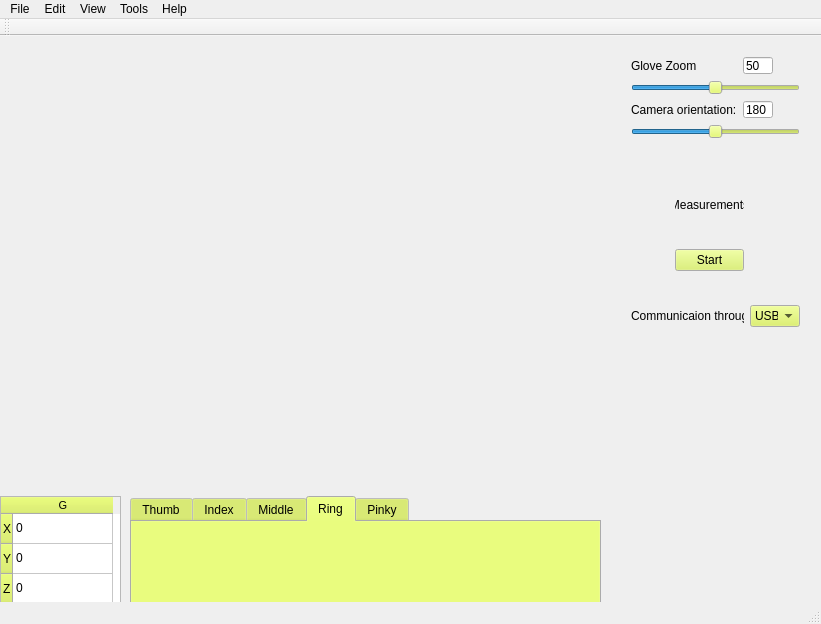
Before: the Qt Designer form Projekt/SensorGloveQt/mainwindow.ui in DubelSoftwareSolutions/SensorHand_DataVisualisation, drawn with Qt 5.
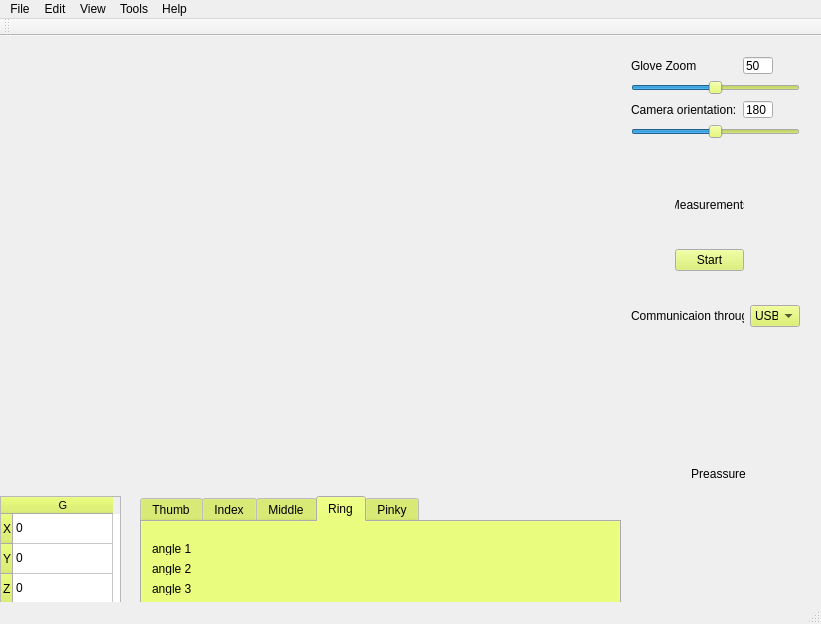
After: the same form once the commit is applied. The open tabs and pages were chosen to show the change.

Commit message: +chart layout

The edit to the form file:
```diff
--- a/Projekt/SensorGloveQt/mainwindow.ui
+++ b/Projekt/SensorGloveQt/mainwindow.ui
@@ -149,9 +149,9 @@
    <widget class="QTabWidget" name="FingersTab">
     <property name="geometry">
      <rect>
-      <x>130</x>
+      <x>140</x>
       <y>460</y>
-      <width>471</width>
+      <width>481</width>
       <height>111</height>
      </rect>
     </property>
@@ -178,6 +178,45 @@
      <attribute name="title">
       <string>Ring</string>
      </attribute>
+     <widget class="QLabel" name="label_11">
+      <property name="geometry">
+       <rect>
+        <x>10</x>
+        <y>20</y>
+        <width>47</width>
+        <height>13</height>
+       </rect>
+      </property>
+      <property name="text">
+       <string>angle 1</string>
+      </property>
+     </widget>
+     <widget class="QLabel" name="label_12">
+      <property name="geometry">
+       <rect>
+        <x>10</x>
+        <y>60</y>
+        <width>47</width>
+        <height>13</height>
+       </rect>
+      </property>
+      <property name="text">
+       <string>angle 3</string>
+      </property>
+     </widget>
+     <widget class="QLabel" name="label_13">
+      <property name="geometry">
+       <rect>
+        <x>10</x>
+        <y>40</y>
+        <width>47</width>
+        <height>13</height>
+       </rect>
+      </property>
+      <property name="text">
+       <string>angle 2</string>
+      </property>
+     </widget>
     </widget>
     <widget class="QWidget" name="tab_6">
      <attribute name="title">
@@ -377,6 +416,28 @@
      </item>
     </layout>
    </widget>
+   <widget class="QWidget" name="chartLayout" native="true">
+    <property name="geometry">
+     <rect>
+      <x>630</x>
+      <y>420</y>
+      <width>171</width>
+      <height>141</height>
+     </rect>
+    </property>
+    <layout class="QFormLayout" name="formLayout">
+     <item row="0" column="1">
+      <widget class="QLabel" name="label_17">
+       <property name="text">
+        <string>Preassure</string>
+       </property>
+       <property name="alignment">
+        <set>Qt::AlignCenter</set>
+       </property>
+      </widget>
+     </item>
+    </layout>
+   </widget>
   </widget>
   <widget class="QMenuBar" name="menuBar">
    <property name="geometry">
```
Left out of the diff: 159 changed lines with no effect on the pictures. The commit also changes 16 other files.
